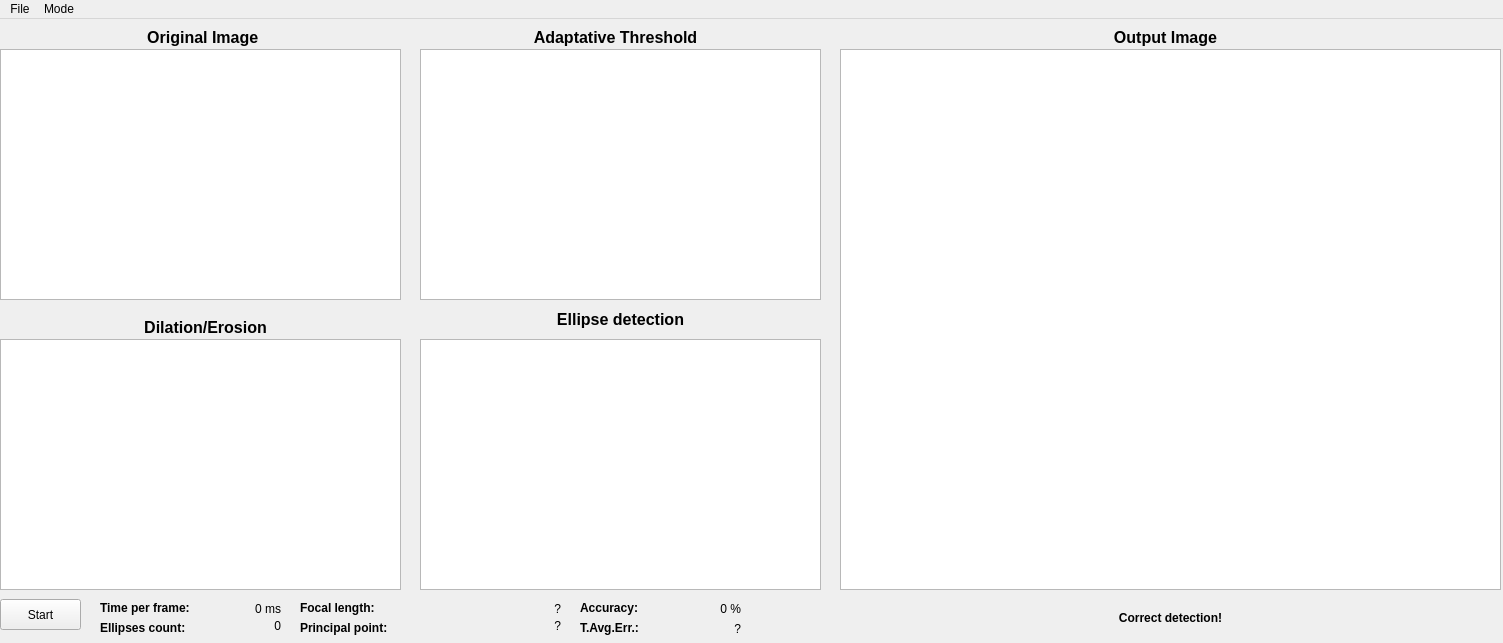
Before: the Qt Designer form mainwindow.ui in Suryavf/CameraCalibration, drawn with Qt 5.
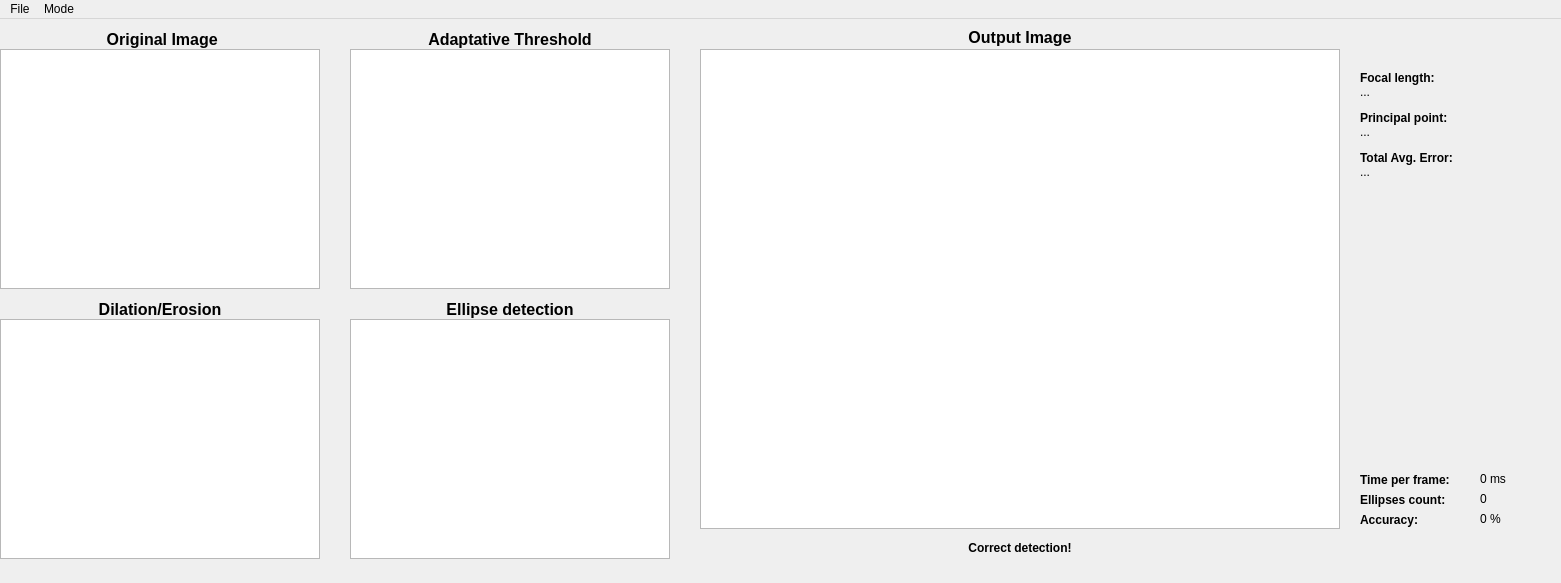
After: the same form once the commit is applied.

Diff of the .ui file:
```diff
--- a/mainwindow.ui
+++ b/mainwindow.ui
@@ -6,8 +6,8 @@
    <rect>
     <x>0</x>
     <y>0</y>
-    <width>1503</width>
-    <height>643</height>
+    <width>1561</width>
+    <height>583</height>
    </rect>
   </property>
   <property name="windowTitle">
@@ -19,31 +19,18 @@
      <rect>
       <x>0</x>
       <y>30</y>
-      <width>401</width>
-      <height>251</height>
+      <width>320</width>
+      <height>240</height>
      </rect>
     </property>
    </widget>
-   <widget class="QPushButton" name="pushButton">
-    <property name="geometry">
-     <rect>
-      <x>0</x>
-      <y>580</y>
-      <width>81</width>
-      <height>31</height>
-     </rect>
-    </property>
-    <property name="text">
-     <string>Start</string>
-    </property>
-   </widget>
    <widget class="QGraphicsView" name="binarized">
     <property name="geometry">
      <rect>
-      <x>420</x>
+      <x>350</x>
       <y>30</y>
-      <width>401</width>
-      <height>251</height>
+      <width>320</width>
+      <height>240</height>
      </rect>
     </property>
    </widget>
@@ -51,38 +38,38 @@
     <property name="geometry">
      <rect>
       <x>0</x>
-      <y>320</y>
-      <width>401</width>
-      <height>251</height>
+      <y>300</y>
+      <width>320</width>
+      <height>240</height>
      </rect>
     </property>
    </widget>
    <widget class="QGraphicsView" name="ellipses">
     <property name="geometry">
      <rect>
-      <x>420</x>
-      <y>320</y>
-      <width>401</width>
-      <height>251</height>
+      <x>350</x>
+      <y>300</y>
+      <width>320</width>
+      <height>240</height>
      </rect>
     </property>
    </widget>
    <widget class="QGraphicsView" name="result">
     <property name="geometry">
      <rect>
-      <x>840</x>
+      <x>700</x>
       <y>30</y>
-      <width>661</width>
-      <height>541</height>
+      <width>640</width>
+      <height>480</height>
      </rect>
     </property>
    </widget>
    <widget class="QLabel" name="label">
     <property name="geometry">
      <rect>
-      <x>100</x>
-      <y>580</y>
-      <width>111</width>
+      <x>1360</x>
+      <y>452</y>
+      <width>121</width>
       <height>17</height>
      </rect>
     </property>
@@ -99,8 +86,8 @@
    <widget class="QLabel" name="label_2">
     <property name="geometry">
      <rect>
-      <x>100</x>
-      <y>600</y>
+      <x>1360</x>
+      <y>472</y>
       <width>111</width>
       <height>17</height>
      </rect>
@@ -118,9 +105,9 @@
    <widget class="QLabel" name="status">
     <property name="geometry">
      <rect>
-      <x>1070</x>
-      <y>590</y>
-      <width>201</width>
+      <x>700</x>
+      <y>520</y>
+      <width>640</width>
       <height>17</height>
      </rect>
     </property>
@@ -140,9 +127,9 @@
    <widget class="QLabel" name="timeFrame">
     <property name="geometry">
      <rect>
-      <x>210</x>
-      <y>580</y>
-      <width>71</width>
+      <x>1480</x>
+      <y>450</y>
+      <width>51</width>
       <height>20</height>
      </rect>
     </property>
@@ -150,14 +137,14 @@
      <string>0 ms</string>
     </property>
     <property name="alignment">
-     <set>Qt::AlignRight|Qt::AlignTrailing|Qt::AlignVCenter</set>
+     <set>Qt::AlignLeading|Qt::AlignLeft|Qt::AlignVCenter</set>
     </property>
    </widget>
    <widget class="QLabel" name="ellipseCount">
     <property name="geometry">
      <rect>
-      <x>230</x>
-      <y>597</y>
+      <x>1480</x>
+      <y>470</y>
       <width>51</width>
       <height>20</height>
      </rect>
@@ -166,16 +153,16 @@
      <string>0</string>
     </property>
     <property name="alignment">
-     <set>Qt::AlignRight|Qt::AlignTrailing|Qt::AlignVCenter</set>
+     <set>Qt::AlignLeading|Qt::AlignLeft|Qt::AlignVCenter</set>
     </property>
    </widget>
    <widget class="QLabel" name="label_3">
     <property name="geometry">
      <rect>
-      <x>140</x>
+      <x>0</x>
       <y>10</y>
-      <width>121</width>
-      <height>17</height>
+      <width>320</width>
+      <height>20</height>
      </rect>
     </property>
     <property name="font">
@@ -195,10 +182,10 @@
    <widget class="QLabel" name="label_4">
     <property name="geometry">
      <rect>
-      <x>520</x>
+      <x>350</x>
       <y>10</y>
-      <width>191</width>
-      <height>17</height>
+      <width>320</width>
+      <height>20</height>
      </rect>
     </property>
     <property name="font">
@@ -218,10 +205,10 @@
    <widget class="QLabel" name="label_5">
     <property name="geometry">
      <rect>
-      <x>110</x>
-      <y>300</y>
-      <width>191</width>
-      <height>17</height>
+      <x>0</x>
+      <y>280</y>
+      <width>320</width>
+      <height>20</height>
      </rect>
     </property>
     <property name="font">
@@ -241,9 +228,9 @@
    <widget class="QLabel" name="label_6">
     <property name="geometry">
      <rect>
-      <x>550</x>
-      <y>290</y>
-      <width>141</width>
+      <x>350</x>
+      <y>280</y>
+      <width>320</width>
       <height>20</height>
      </rect>
     </property>
@@ -264,9 +251,9 @@
    <widget class="QLabel" name="label_7">
     <property name="geometry">
      <rect>
-      <x>1070</x>
+      <x>700</x>
       <y>10</y>
-      <width>191</width>
+      <width>640</width>
       <height>17</height>
      </rect>
     </property>
@@ -287,8 +274,8 @@
    <widget class="QLabel" name="label_8">
     <property name="geometry">
      <rect>
-      <x>580</x>
-      <y>580</y>
+      <x>1360</x>
+      <y>492</y>
       <width>81</width>
       <height>17</height>
      </rect>
@@ -306,9 +293,9 @@
    <widget class="QLabel" name="accuracy">
     <property name="geometry">
      <rect>
-      <x>670</x>
-      <y>580</y>
-      <width>71</width>
+      <x>1480</x>
+      <y>490</y>
+      <width>51</width>
       <height>20</height>
      </rect>
     </property>
@@ -316,46 +303,46 @@
      <string>0 %</string>
     </property>
     <property name="alignment">
-     <set>Qt::AlignRight|Qt::AlignTrailing|Qt::AlignVCenter</set>
+     <set>Qt::AlignLeading|Qt::AlignLeft|Qt::AlignVCenter</set>
     </property>
    </widget>
    <widget class="QLabel" name="principalPoint">
     <property name="geometry">
      <rect>
-      <x>430</x>
-      <y>597</y>
+      <x>1360</x>
+      <y>103</y>
       <width>131</width>
       <height>20</height>
      </rect>
     </property>
     <property name="text">
-     <string>?</string>
+     <string>...</string>
     </property>
     <property name="alignment">
-     <set>Qt::AlignRight|Qt::AlignTrailing|Qt::AlignVCenter</set>
+     <set>Qt::AlignLeading|Qt::AlignLeft|Qt::AlignVCenter</set>
     </property>
    </widget>
    <widget class="QLabel" name="focalLength">
     <property name="geometry">
      <rect>
-      <x>420</x>
-      <y>580</y>
+      <x>1360</x>
+      <y>63</y>
       <width>141</width>
       <height>20</height>
      </rect>
     </property>
     <property name="text">
-     <string>?</string>
+     <string>...</string>
     </property>
     <property name="alignment">
-     <set>Qt::AlignRight|Qt::AlignTrailing|Qt::AlignVCenter</set>
+     <set>Qt::AlignLeading|Qt::AlignLeft|Qt::AlignVCenter</set>
     </property>
    </widget>
    <widget class="QLabel" name="label_9">
     <property name="geometry">
      <rect>
-      <x>300</x>
-      <y>580</y>
+      <x>1360</x>
+      <y>50</y>
       <width>111</width>
       <height>17</height>
      </rect>
@@ -373,8 +360,8 @@
    <widget class="QLabel" name="label_10">
     <property name="geometry">
      <rect>
-      <x>300</x>
-      <y>600</y>
+      <x>1360</x>
+      <y>90</y>
       <width>111</width>
       <height>17</height>
      </rect>
@@ -392,25 +379,25 @@
    <widget class="QLabel" name="totalAvgErr">
     <property name="geometry">
      <rect>
-      <x>670</x>
-      <y>600</y>
+      <x>1360</x>
+      <y>143</y>
       <width>71</width>
       <height>20</height>
      </rect>
     </property>
     <property name="text">
-     <string>?</string>
+     <string>...</string>
     </property>
     <property name="alignment">
-     <set>Qt::AlignRight|Qt::AlignTrailing|Qt::AlignVCenter</set>
+     <set>Qt::AlignLeading|Qt::AlignLeft|Qt::AlignVCenter</set>
     </property>
    </widget>
    <widget class="QLabel" name="label_11">
     <property name="geometry">
      <rect>
-      <x>580</x>
-      <y>600</y>
-      <width>81</width>
+      <x>1360</x>
+      <y>130</y>
+      <width>131</width>
       <height>17</height>
      </rect>
     </property>
@@ -421,7 +408,7 @@
      </font>
     </property>
     <property name="text">
-     <string>T.Avg.Err.:</string>
+     <string>Total Avg. Error:</string>
     </property>
    </widget>
   </widget>
@@ -430,7 +417,7 @@
     <rect>
      <x>0</x>
      <y>0</y>
-     <width>1503</width>
+     <width>1561</width>
      <height>22</height>
     </rect>
    </property>
```
Left out of the diff: 13 changed lines with no effect on the pictures.
